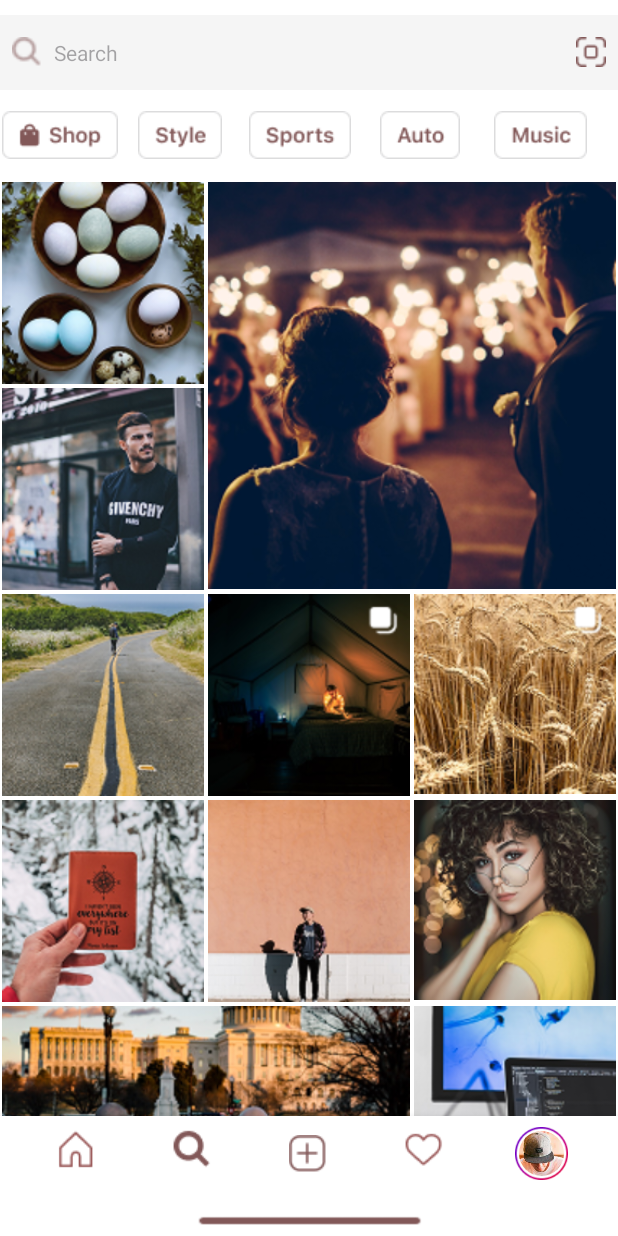
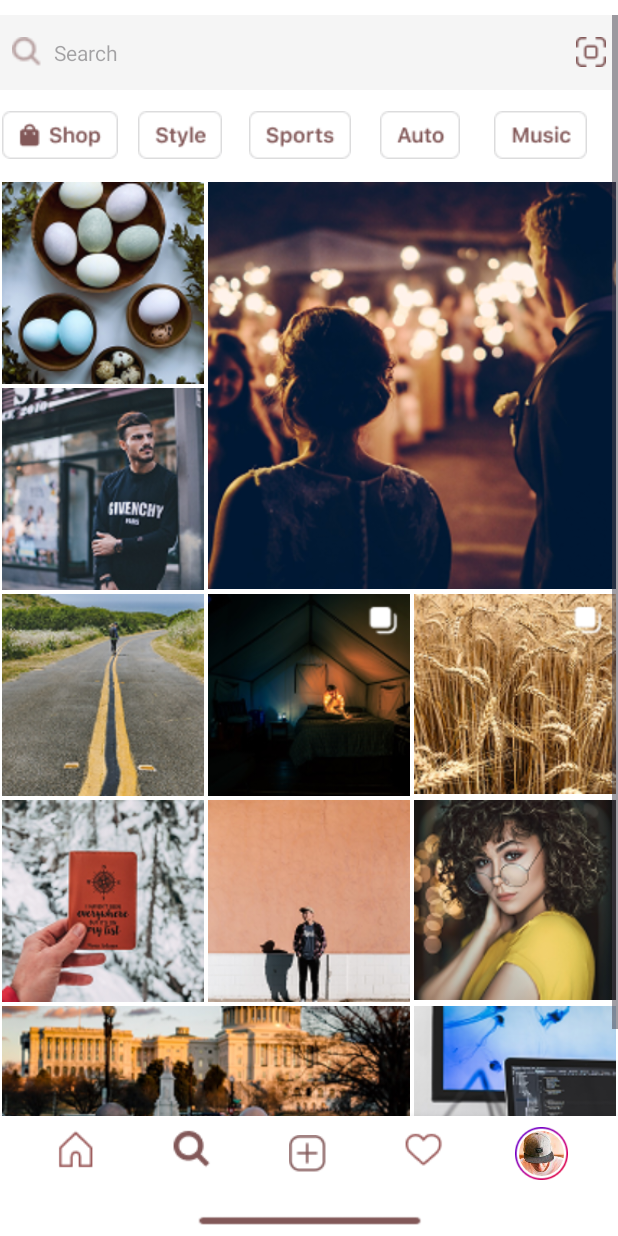
Before and after one commit to Ali-Mazhar05/Socially-Instagram-Mock-Up-FrontEnd, an Android app: the search_page screen opened directly, with no data from a screen before it, on a phone screen of 412 x 824 dp. Run offline under Robolectric (Android 15) with nearby library versions, the light colour scheme and no system bars; our stand-ins replace CircleImageView.

Commit message:
test cases added, scroll view in search page. small tweaks

```diff
--- a/app/src/main/res/layout/search_page.xml
+++ b/app/src/main/res/layout/search_page.xml
@@ -6,7 +6,17 @@
     android:paddingTop="10dp"
     >
 
-    <!-- 🔍 Search Bar -->
+   <ScrollView
+       android:layout_width="match_parent"
+       android:layout_height="match_parent"
+       android:layout_above="@id/bottom_nav_container"
+       android:id="@+id/search_page_scrolling">
+
+
+       <LinearLayout
+           android:layout_width="match_parent"
+           android:layout_height="wrap_content"
+           android:orientation="vertical">
     <LinearLayout
         android:id="@+id/search_bar"
         android:layout_width="match_parent"
@@ -210,6 +220,9 @@
 
 
     </GridLayout>
+       </LinearLayout>
+
+   </ScrollView>
 
 
     <!-- Bottom Navigation with indicator inside -->
```
